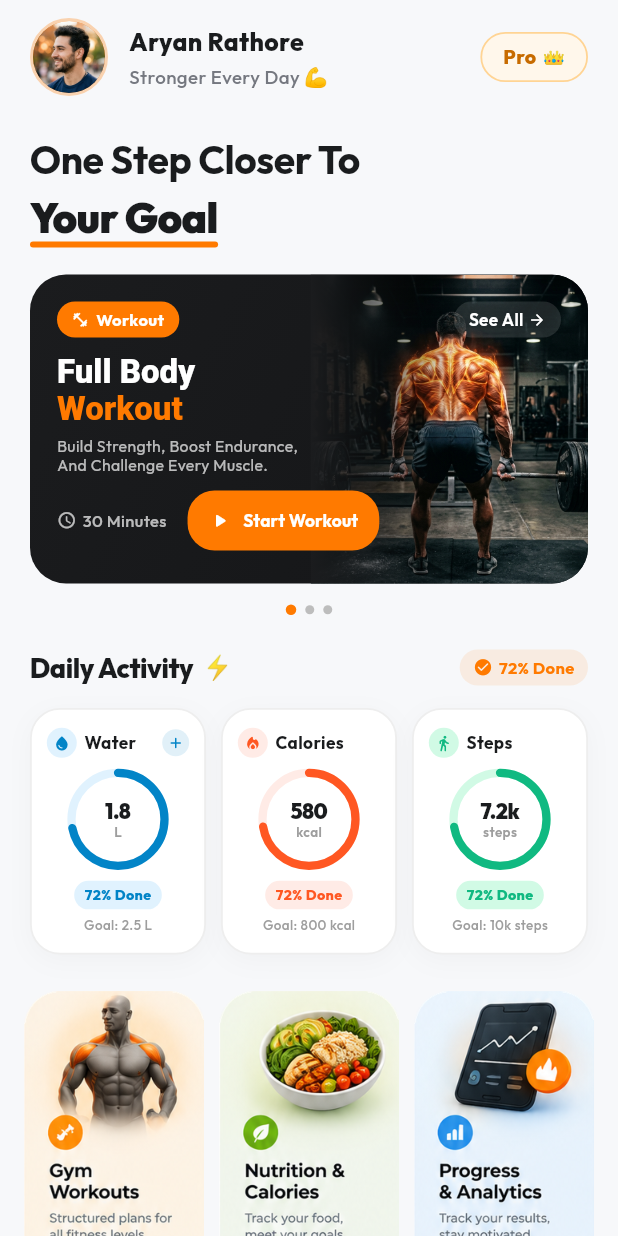
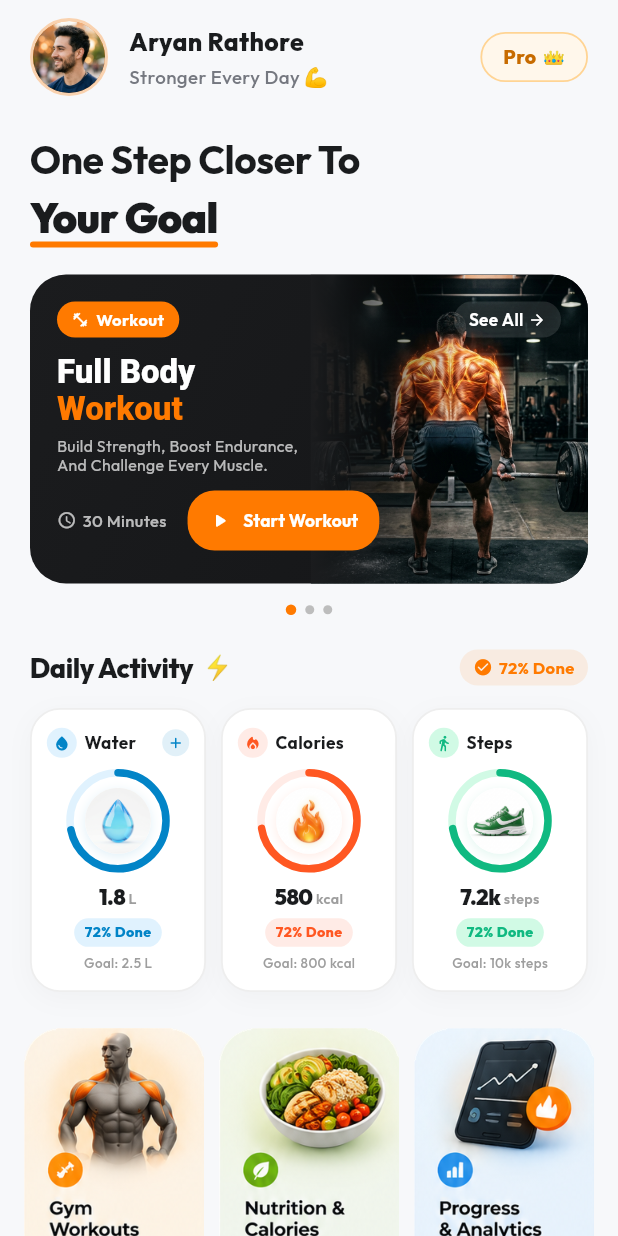
Before and after one commit to Ibrahim-pti/gym-bilal, a Flutter app: the HomeScreen screen opened directly, on a phone screen of 412 x 824 dp. Run offline on Flutter 3.47's test engine with Material 3 defaults, Android fonts, the phone set to English and light mode, and no system bars; our stand-ins replace google_fonts.

Commit message:
feat: add 3D icon assets and integrate them into home screen progress indicators

```diff
--- a/lib/screens/home_screen.dart
+++ b/lib/screens/home_screen.dart
@@ -663,6 +663,7 @@ class _HomeScreenState extends State<HomeScreen> {
                   icon: Icons.water_drop_rounded,
                   iconColor: const Color(0xFF0284C7),
                   iconBg: const Color(0xFFE0F2FE),
+                  image3d: 'assets/images/icon_water_3d.jpg',
                   ringColor: const Color(0xFF0284C7),
                   ringBgColor: const Color(0xFFE0F2FE),
                   valueDisplay: _waterLiters.toStringAsFixed(1),
@@ -699,6 +700,7 @@ class _HomeScreenState extends State<HomeScreen> {
                   icon: Icons.local_fire_department_rounded,
                   iconColor: const Color(0xFFFF5722),
                   iconBg: const Color(0xFFFFEBE6),
+                  image3d: 'assets/images/icon_fire_3d.jpg',
                   ringColor: const Color(0xFFFF5722),
                   ringBgColor: const Color(0xFFFFEBE6),
                   valueDisplay: '$_caloriesBurned',
@@ -717,6 +719,7 @@ class _HomeScreenState extends State<HomeScreen> {
                   icon: Icons.directions_walk_rounded,
                   iconColor: const Color(0xFF10B981),
                   iconBg: const Color(0xFFD1FAE5),
+                  image3d: 'assets/images/icon_sneaker_3d.jpg',
                   ringColor: const Color(0xFF10B981),
                   ringBgColor: const Color(0xFFD1FAE5),
                   valueDisplay: _stepsCount >= 1000
@@ -740,6 +743,7 @@ class _HomeScreenState extends State<HomeScreen> {
     required IconData icon,
     required Color iconColor,
     required Color iconBg,
+    required String image3d,
     required Color ringColor,
     required Color ringBgColor,
     required String valueDisplay,
@@ -821,54 +825,78 @@ class _HomeScreenState extends State<HomeScreen> {
             ),
             const SizedBox(height: 10),
 
-            // Circular Progress Indicator with number inside
+            // Circular Progress Indicator with 3D Icon inside
             SizedBox(
-              width: 62,
-              height: 62,
+              width: 64,
+              height: 64,
               child: Stack(
                 alignment: Alignment.center,
                 children: [
                   SizedBox(
-                    width: 62,
-                    height: 62,
+                    width: 64,
+                    height: 64,
                     child: CircularProgressIndicator(
                       value: percent,
-                      strokeWidth: 5.5,
+                      strokeWidth: 5.0,
                       strokeCap: StrokeCap.round,
                       backgroundColor: ringBgColor,
                       valueColor: AlwaysStoppedAnimation<Color>(ringColor),
                     ),
                   ),
-                  // Number and Unit inside circle
-                  Column(
-                    mainAxisSize: MainAxisSize.min,
+                  // 3D Icon inside circle
+                  Container(
+                    width: 44,
+                    height: 44,
+                    decoration: BoxDecoration(
+                      shape: BoxShape.circle,
+                      color: Colors.white,
+                      boxShadow: [
+                        BoxShadow(
+                          color: ringColor.withValues(alpha: 0.12),
+                          blurRadius: 6,
+                          offset: const Offset(0, 2),
+                        ),
+                      ],
+                    ),
+                    child: ClipOval(
+                      child: Image.asset(
+                        image3d,
+                        fit: BoxFit.cover,
+                      ),
+                    ),
+                  ),
+                ],
+              ),
+            ),
+            const SizedBox(height: 8),
+
+            // Number and Unit
+            Row(
+              mainAxisAlignment: MainAxisAlignment.center,
+              crossAxisAlignment: CrossAxisAlignment.baseline,
+              textBaseline: TextBaseline.alphabetic,
               children: [
                 Text(
                   valueDisplay,
                   style: const TextStyle(
-                          fontSize: 14,
+                    fontSize: 14.5,
                     fontWeight: FontWeight.w900,
                     color: AppColors.lightTextPrimary,
                     letterSpacing: -0.4,
-                          height: 1.0,
-                        ),
-                      ),
-                      const SizedBox(height: 2),
+                  ),
+                ),
+                const SizedBox(width: 2),
                 Text(
                   unit,
                   style: TextStyle(
-                          fontSize: 9,
+                    fontSize: 9.5,
                     fontWeight: FontWeight.w600,
                     color: Colors.grey.shade500,
-                          height: 1.0,
-                        ),
-                      ),
-                    ],
-                  ),
-                ],
-              ),
-            ),
-            const SizedBox(height: 10),
+                  ),
+                ),
+              ],
+            ),
+            const SizedBox(height: 4),
 
             // Percentage Done Pill
             Container(
```
Also changed, not shown: assets/images/icon_fire_3d.jpg (added), assets/images/icon_sneaker_3d.jpg (added), assets/images/icon_water_3d.jpg (added). Lines whose indentation alone changed are shown as unchanged.
